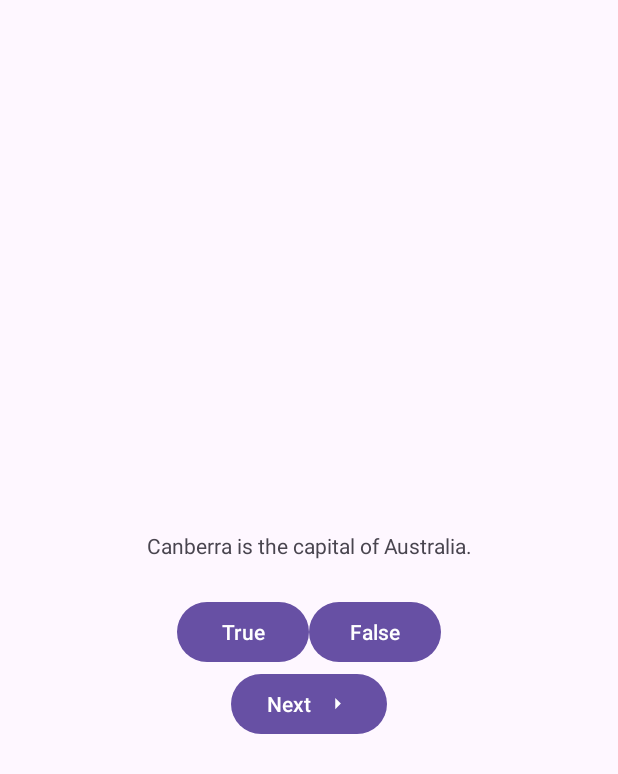
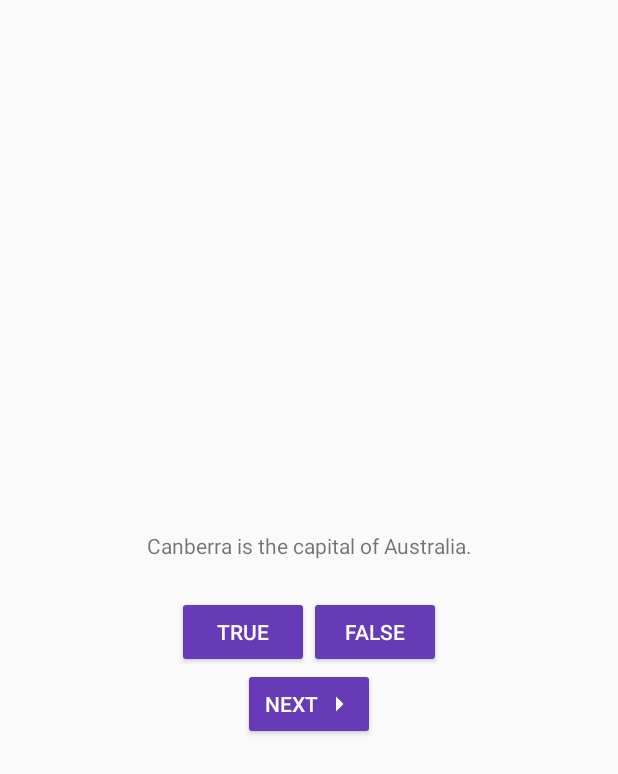
Before and after one commit to Miranda1713/GeoQuiz_HW_5_Ex_1b, an Android app: the layout activity_main.xml on its own in the app's theme, with its tools: preview values and no code run, on a phone screen of 412 x 824 dp. Shown: the top 774 px of the screen. Run offline under Robolectric (Android 15) with nearby library versions, the phone set to English and light mode, and no system bars.

Commit message:
final final commit

```diff
--- a/app/src/main/res/layout/activity_main.xml
+++ b/app/src/main/res/layout/activity_main.xml
@@ -25,13 +25,17 @@
             android:id="@+id/true_button"
             android:layout_width="wrap_content"
             android:layout_height="wrap_content"
-            android:text="@string/true_button" />
+            android:backgroundTint="#673AB7"
+            android:text="@string/true_button"
+            android:textColor="@color/white" />
 
         <Button
             android:id="@+id/false_button"
             android:layout_width="wrap_content"
             android:layout_height="wrap_content"
-            android:text="@string/false_button" />
+            android:backgroundTint="#673AB7"
+            android:text="@string/false_button"
+            android:textColor="@color/white" />
 
     </LinearLayout>
 
@@ -39,7 +43,11 @@
         android:id="@+id/next_button"
         android:layout_width="wrap_content"
         android:layout_height="wrap_content"
+        android:backgroundTint="#673AB7"
+        android:drawableEnd="@drawable/arrow_right"
+        android:drawableTint="@color/white"
         android:text="@string/next_button"
+        android:textColor="@color/white"
         app:icon="@drawable/arrow_right"
         app:iconGravity="end" />
 
--- a/app/src/main/res/values/colors.xml
+++ b/app/src/main/res/values/colors.xml
@@ -2,4 +2,5 @@
 <resources>
     <color name="black">#FF000000</color>
     <color name="white">#FFFFFFFF</color>
+    <color name="purple">#673AB7</color>
 </resources>
--- a/app/src/main/res/values/themes.xml
+++ b/app/src/main/res/values/themes.xml
@@ -1,8 +1,12 @@
 <resources xmlns:tools="http://schemas.android.com/tools">
     <!-- Base application theme. -->
-    <style name="Base.Theme.GeoQuiz" parent="Theme.Material3.DayNight.NoActionBar">
+    <style name="Base.Theme.GeoQuiz" parent="Theme.AppCompat.Light.DarkActionBar">
         <!-- Customize your light theme here. -->
         <!-- <item name="colorPrimary">@color/my_light_primary</item> -->
+        <item name="colorPrimary">@color/purple</item>
+        <item name="colorPrimaryVariant">@color/black</item>
+        <item name="colorOnPrimary">@color/white</item>
+        <item name="android:statusBarColor">?attr/colorPrimaryVariant</item>
     </style>
 
     <style name="Theme.GeoQuiz" parent="Base.Theme.GeoQuiz" />
```
